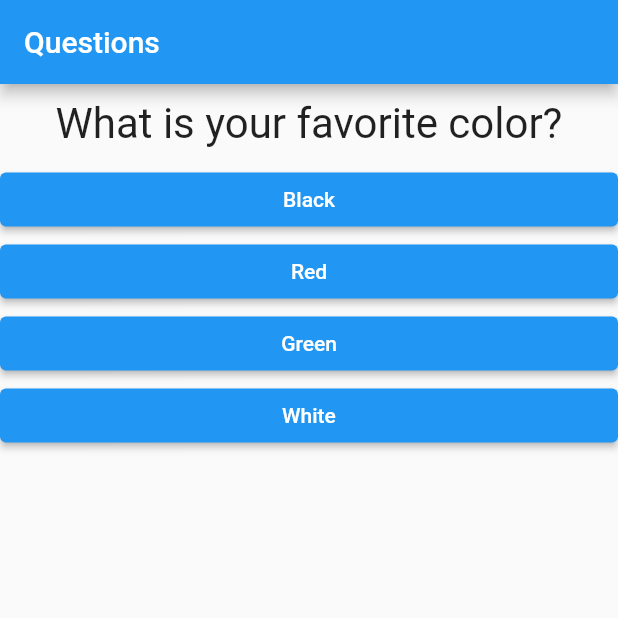
After one commit to IsmaelCardoso/fundamentals_flutter_quiz_exemple, a Flutter app: the screen it shows after launch, on a phone screen of 412 x 824 dp, the top half of it. The commit adds this screen. Run offline on Flutter 3.47's test engine with Material 2 defaults, Android fonts, the phone set to English and light mode, and no system bars.

Commit message:
chore(quiz): created new componest quiz

```diff
--- a/lib/main.dart
+++ b/lib/main.dart
@@ -1,7 +1,6 @@
 import 'package:flutter/material.dart';
 
-import './question.dart';
-import './answer.dart';
+import './quiz.dart';
 import './result.dart';
 
 main() => runApp(QuestionApp());
@@ -37,22 +36,17 @@ class _QuestionAppState extends State<QuestionApp> {
 
   @override
   Widget build(BuildContext context) {
-    List<String> answerTexts =
-        haveQuestionSelected ? _questions[_selectedQuestion]["answer"] : null;
-
     return MaterialApp(
       home: Scaffold(
         appBar: AppBar(
           title: Text("Questions"),
         ),
         body: haveQuestionSelected
-            ? Column(
-                children: [
-                  Question(_questions[_selectedQuestion]["text"]),
-                  ...answerTexts
-                      .map((answer) => Answer(answer, _answer))
-                      .toList(),
-                ],
+            ? Quiz(
+                haveQuestionSelected: haveQuestionSelected,
+                questions: _questions,
+                selectedQuestion: _selectedQuestion,
+                answerProp: _answer,
               )
             : Result("Congratulations!!!"),
       ),
--- /dev/null
+++ b/lib/quiz.dart
@@ -0,0 +1,31 @@
+import 'package:flutter/material.dart';
+
+import './question.dart';
+import './answer.dart';
+
+class Quiz extends StatelessWidget {
+  final bool haveQuestionSelected;
+  final List<Map<String, Object>> questions;
+  final int selectedQuestion;
+  final void Function() answerProp;
+
+  Quiz({
+    @required this.haveQuestionSelected,
+    @required this.questions,
+    @required this.selectedQuestion,
+    @required this.answerProp,
+  });
+
+  @override
+  Widget build(BuildContext context) {
+    List<String> answerTexts =
+        haveQuestionSelected ? questions[selectedQuestion]["answer"] : null;
+
+    return Column(
+      children: [
+        Question(questions[selectedQuestion]["text"]),
+        ...answerTexts.map((answer) => Answer(answer, answerProp)).toList(),
+      ],
+    );
+  }
+}
```
